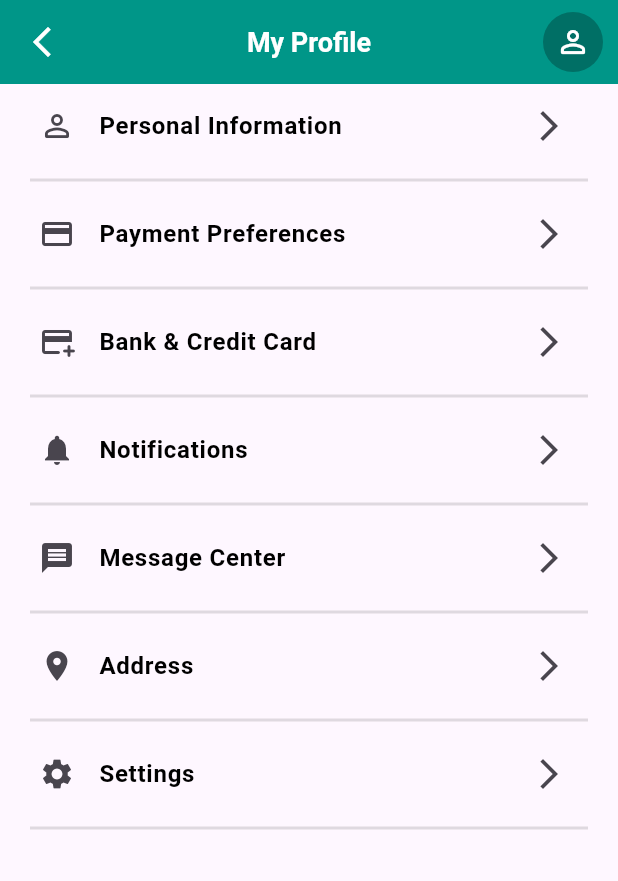
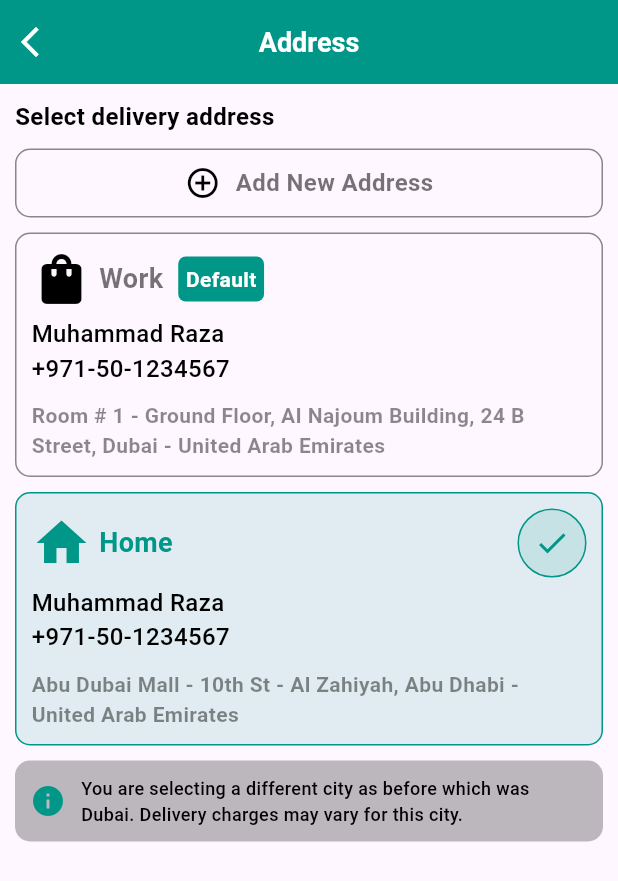
Before and after one commit to foysal012/demo_bank, a Flutter app: the MyProfileScreen screen opened directly, after a tap on "Address", on a phone screen of 412 x 824 dp. Shown: the top 881 px of the screen. Run offline on Flutter 3.47's test engine with Material 3 defaults, Android fonts, the phone set to English and light mode, and no system bars; our stand-ins replace cloud_firestore, firebase_auth, firebase_core, firebase_messaging, flutter_spinkit, fluttertoast and 5 more; accounts and stored records are empty.

Commit message:
Address Page UI Design Complete

```diff
--- a/lib/presentation/screen/settings/profile/address_screen.dart
+++ b/lib/presentation/screen/settings/profile/address_screen.dart
@@ -0,0 +1,239 @@
+import 'package:demo_bank/resources/app_style.dart';
+import 'package:flutter/material.dart';
+import '../../../../resources/app_color.dart';
+
+class AddressScreen extends StatefulWidget {
+  const AddressScreen({super.key});
+
+  @override
+  State<AddressScreen> createState() => _AddressScreenState();
+}
+
+class _AddressScreenState extends State<AddressScreen> {
+  @override
+  Widget build(BuildContext context) {
+    return Scaffold(
+      appBar: AppBar(
+          actionsPadding: EdgeInsets.only(right: 10.0),
+          backgroundColor: AppColors.primaryColor,
+          leadingWidth: 40,
+          leading: GestureDetector(
+            onTap: () => Navigator.of(context).pop(),
+            child: Icon(Icons.arrow_back_ios_new, color: Colors.white),
+          ),
+
+          centerTitle: true,
+          title: Text('Address',
+            style: TextStyle(
+                fontSize: 18,
+                fontWeight: FontWeight.bold,
+                color: Colors.white
+            ),
+          )
+      ),
+
+      body: Container(
+        padding: EdgeInsets.symmetric(horizontal: 10.0, vertical: 10.0),
+        child: Column(
+          crossAxisAlignment: CrossAxisAlignment.start,
+          children: [
+            Text('Select delivery address',
+              style: TextStyle(
+                fontSize: 16,
+                color: AppColors.appBlack,
+                fontWeight: FontWeight.bold
+              ),
+            ),
+            AppStyles.appGap(10.0),
+
+            Container(
+              padding: EdgeInsets.symmetric(vertical: 10.0),
+              decoration: BoxDecoration(
+                borderRadius: BorderRadiusGeometry.all(Radius.circular(10.0)),
+                border: Border.all(
+                  width: 1.0,
+                  color: AppColors.appFadedBlack
+                )
+              ),
+              child: Row(
+                mainAxisAlignment: MainAxisAlignment.center,
+                children: [
+                  Icon(Icons.add_circle_outline_outlined, color: AppColors.appBlack),
+                  AppStyles.appGap(10.0),
+
+                  Text('Add New Address',
+                    style: TextStyle(
+                        fontSize: 16,
+                        color: Colors.black54,
+                        fontWeight: FontWeight.bold
+                    ),
+                  ),
+                ],
+              ),
+            ),
+            AppStyles.appGap(10.0),
+
+            Container(
+              padding: EdgeInsets.symmetric(vertical: 10.0, horizontal: 10.0),
+              decoration: BoxDecoration(
+                  borderRadius: BorderRadiusGeometry.all(Radius.circular(10.0)),
+                  border: Border.all(
+                      width: 1.0,
+                      color: AppColors.appFadedBlack
+                  )
+              ),
+              child: Column(
+                crossAxisAlignment: CrossAxisAlignment.start,
+                children: [
+                  Row(
+                    mainAxisAlignment: MainAxisAlignment.start,
+                    children: [
+                      Icon(Icons.shopping_bag, color: AppColors.appBlack, size: 40),
+                      AppStyles.appGap(5.0),
+
+                      Text('Work',
+                        style: TextStyle(
+                            fontSize: 18,
+                            color: Colors.black54,
+                            fontWeight: FontWeight.bold
+                        ),
+                      ),
+                      AppStyles.appGap(10.0),
+
+                      Container(
+                        padding: EdgeInsetsGeometry.all(5.0),
+                        decoration: BoxDecoration(
+                          borderRadius: BorderRadiusGeometry.all(Radius.circular(5.0)),
+                          color: AppColors.primaryColor,
+                        ),
+                        child: Text('Default',
+                          style: TextStyle(
+                              fontSize: 14,
+                              color: Colors.white,
+                              fontWeight: FontWeight.bold
+                          )
+                        ),
+                      )
+                    ],
+                  ),
+                  AppStyles.appGap(5.0),
+
+                  Text('Muhammad Raza\n+971-50-1234567',
+                    style: TextStyle(
+                        fontSize: 16,
+                        color: AppColors.appBlack,
+                        fontWeight: FontWeight.w500
+                    ),
+                  ),
+                  AppStyles.appGap(10.0),
+
+                  Text('Room # 1 - Ground Floor, AI Najoum Building, 24 B\nStreet, Dubai - United Arab Emirates',
+                    style: TextStyle(
+                        fontSize: 14,
+                        color: AppColors.appFadedBlack,
+                        fontWeight: FontWeight.bold
+                    ),
+                  ),
+                ],
+              ),
+            ),
+            AppStyles.appGap(10.0),
+
+            Container(
+              padding: EdgeInsets.symmetric(vertical: 10.0, horizontal: 10.0),
+              decoration: BoxDecoration(
+                  borderRadius: BorderRadiusGeometry.all(Radius.circular(10.0)),
+                  border: Border.all(
+                      width: 1.0,
+                      color: AppColors.primaryColor
+                  ),
+                color: AppColors.primaryColor.withAlpha(30)
+              ),
+              child: Column(
+                crossAxisAlignment: CrossAxisAlignment.start,
+                children: [
+                  Row(
+                    mainAxisAlignment: MainAxisAlignment.spaceBetween,
+                    children: [
+                      Row(
+                        children: [
+                          Icon(Icons.home, color: AppColors.primaryColor, size: 40),
+                          AppStyles.appGap(5.0),
+
+                          Text('Home',
+                            style: TextStyle(
+                                fontSize: 18,
+                                color: AppColors.primaryColor,
+                                fontWeight: FontWeight.bold
+                            ),
+                          ),
+                        ],
+                      ),
+
+                      Container(
+                        padding: EdgeInsetsGeometry.all(10.0),
+                        decoration: BoxDecoration(
+                          border: Border.all(
+                            width: 1,
+                            color: AppColors.primaryColor
+                          ),
+                          color: AppColors.primaryColor.withAlpha(30),
+                          shape: BoxShape.circle
+                        ),
+                        child: Icon(Icons.check, color: AppColors.primaryColor)
+                      )
+                    ],
+                  ),
+                  AppStyles.appGap(5.0),
+
+                  Text('Muhammad Raza\n+971-50-1234567',
+                    style: TextStyle(
+                        fontSize: 16,
+                        color: AppColors.appBlack,
+                        fontWeight: FontWeight.w500
+                    ),
+                  ),
+                  AppStyles.appGap(10.0),
+
+                  Text('Abu Dubai Mall - 10th St - Al Zahiyah, Abu Dhabi -\nUnited Arab Emirates',
+                    style: TextStyle(
+                        fontSize: 14,
+                        color: AppColors.appFadedBlack,
+                        fontWeight: FontWeight.bold
+                    ),
+                  ),
+                ],
+              ),
+            ),
+            AppStyles.appGap(10.0),
+
+            Container(
+              padding: EdgeInsets.symmetric(vertical: 10.0, horizontal: 10.0),
+              decoration: BoxDecoration(
+                  borderRadius: BorderRadiusGeometry.all(Radius.circular(10.0)),
+                  color: Colors.black26
+              ),
+              child: Row(
+                mainAxisAlignment: MainAxisAlignment.start,
+                children: [
+                  Icon(Icons.info_sharp, color: AppColors.primaryColor),
+                  AppStyles.appGap(10.0),
+
+                  FittedBox(
+                    child: Text('You are selecting a different city as before which was\nDubai. Delivery charges may vary for this city.',
+                      style: TextStyle(
+                          fontSize: 12,
+                          color: AppColors.appBlack,
+                          fontWeight: FontWeight.w500
+                      ),
+                    ),
+                  )
+                ],
+              ),
+            ),
+          ],
+        ),
+      ),
+    );
+  }
+}
--- a/lib/presentation/screen/settings/profile/message_center_screen.dart
+++ b/lib/presentation/screen/settings/profile/message_center_screen.dart
@@ -43,7 +43,10 @@ class _MessageCenterScreenState extends State<MessageCenterScreen> {
             child: Row(children: [
               Expanded(
                 flex: 7,
-                  child: CustomTextField(textController: messageTextController)
+                  child: CustomTextField(
+                      textController: messageTextController,
+                      hintText: 'Write me text'
+                  )
               ),
               AppStyles.appGap(10.0),
 
--- a/lib/presentation/screen/settings/profile/my_profile_screen.dart
+++ b/lib/presentation/screen/settings/profile/my_profile_screen.dart
@@ -1,5 +1,6 @@
 import 'package:flutter/material.dart';
 import '../../../../resources/app_color.dart';
+import 'address_screen.dart';
 import 'bank_and_credit_card_screen.dart';
 import 'edit_my_profile.dart';
 import 'message_center_screen.dart';
@@ -80,7 +81,7 @@ class _MyProfileScreenState extends State<MyProfileScreen> {
               title: 'Message Center',
             ),
             CustomProfileListTile(
-              onTap: (){},
+              onTap: () => Navigator.of(context).push(MaterialPageRoute(builder: (context) => AddressScreen())),
               iconData: Icons.location_on,
               title: 'Address',
             ),
```
